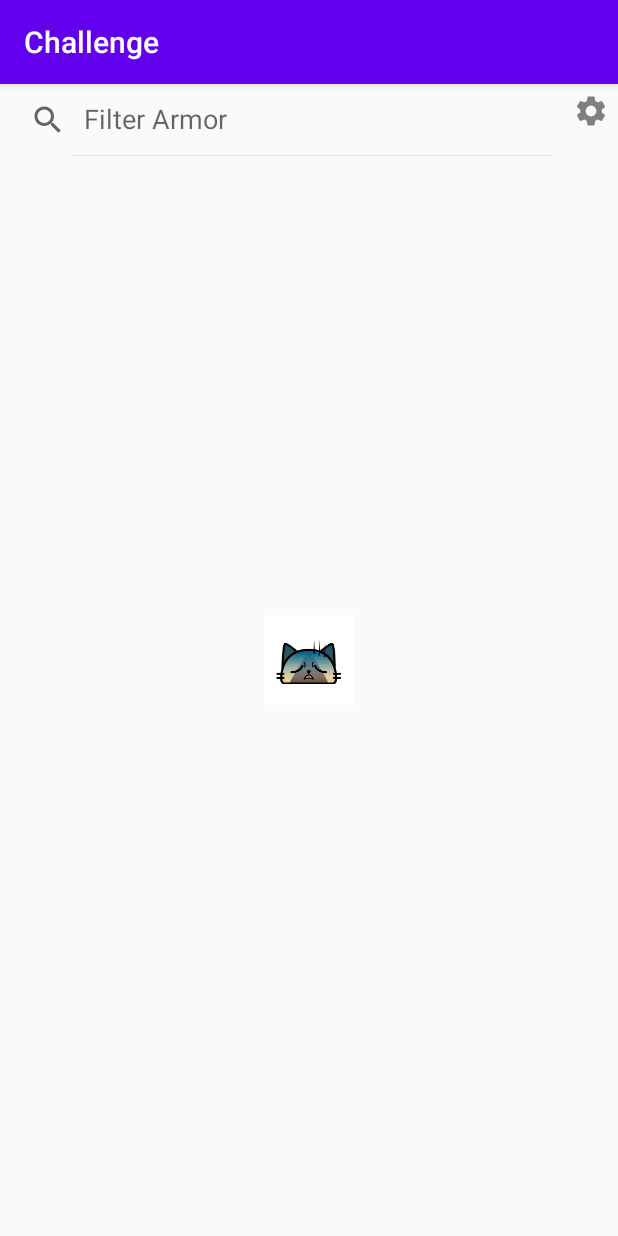
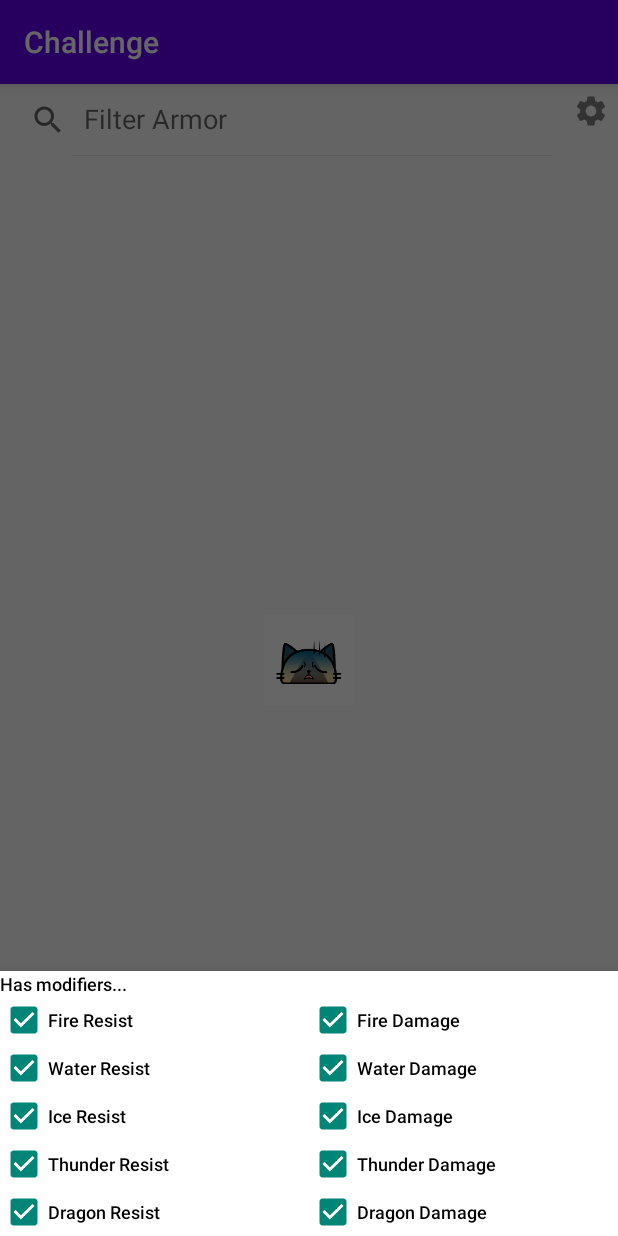
Before and after one commit to rhinocerbus/challenge_3, an Android app: the screen it shows after launch (MainActivity), after a tap on an icon or button, on a phone screen of 412 x 824 dp. Run offline under Robolectric (Android 15) with nearby library versions, the phone set to English and light mode, and no system bars; network calls fail; pictures from the network do not load.

Commit message:
add abstract bottomsheet templates & start of armor details, filter sheets

```diff
--- a/challenge/app/build.gradle
+++ b/challenge/app/build.gradle
@@ -40,4 +40,5 @@ dependencies {
     implementation "androidx.recyclerview:recyclerview:1.1.0"
     implementation 'com.github.bumptech.glide:glide:4.11.0'
     annotationProcessor 'com.github.bumptech.glide:compiler:4.11.0'
+    implementation 'com.google.android.material:material:1.3.0-alpha02'
 }
--- a/challenge/app/src/main/java/com/example/challenge/view/MainActivity.kt
+++ b/challenge/app/src/main/java/com/example/challenge/view/MainActivity.kt
@@ -11,7 +11,9 @@ import androidx.recyclerview.widget.RecyclerView
 import com.bumptech.glide.Glide
 import com.example.challenge.R
 import com.example.challenge.model.ArmorPiece
+import com.example.challenge.view.armor_list.ArmorDetailsBottomSheet
 import com.example.challenge.view.armor_list.ArmorListAdapter
+import com.example.challenge.view.armor_list.FilterOptionsDialogSheet
 import com.example.challenge.viewmodel.ArmorListViewModel
 import kotlinx.android.synthetic.main.activity_main.*
 import kotlinx.serialization.ImplicitReflectionSerializer
@@ -34,7 +36,7 @@ class MainActivity : AppCompatActivity() {
         recycler.adapter = adapter
         adapter.updateViewType(ArmorListAdapter.Companion.DISPLAYTYPE.ROWS, recycler)
         adapter.selectionUpdate.observe(this, Observer {
-            showItemDetails()
+            ArmorDetailsBottomSheet.show(this.supportFragmentManager, viewModel, it)
         })
 
         Glide.with(this).asGif().load(R.raw.cat).into(loading_state);
@@ -51,7 +53,7 @@ class MainActivity : AppCompatActivity() {
         })
 
         filter_options.setOnClickListener {
-
+            FilterOptionsDialogSheet.show(this.supportFragmentManager, viewModel)
         }
     }
 
@@ -78,8 +80,4 @@ class MainActivity : AppCompatActivity() {
             loading_state.visibility = View.GONE
         }
     }
-
-    fun showItemDetails() {
-
-    }
 }
--- /dev/null
+++ b/challenge/app/src/main/java/com/example/challenge/view/abstracts/BottomSheetWrapHeight.kt
@@ -0,0 +1,48 @@
+package com.example.challenge.view.abstracts
+
+import android.os.Bundle
+import android.view.View
+import android.view.ViewTreeObserver
+import androidx.core.content.res.ResourcesCompat
+import androidx.fragment.app.FragmentManager
+import com.example.challenge.R
+import com.example.challenge.viewmodel.ArmorListViewModel
+import com.google.android.material.bottomsheet.BottomSheetBehavior
+import com.google.android.material.bottomsheet.BottomSheetDialog
+import com.google.android.material.bottomsheet.BottomSheetDialogFragment
+
+abstract class BottomSheetWrapHeight : BottomSheetDialogFragment() {
+
+    private lateinit var mBottomSheetBehavior: BottomSheetBehavior<*>
+    private val mBottomSheetBehaviorCallback = object : BottomSheetBehavior.BottomSheetCallback() {
+
+        override fun onStateChanged(bottomSheet: View, newState: Int) {
+            if (newState == BottomSheetBehavior.STATE_HIDDEN) {
+                dismissAllowingStateLoss()
+            }
+        }
+
+        override fun onSlide(bottomSheet: View, slideOffset: Float) {}
+    }
+
+    override fun onViewCreated(view: View, savedInstanceState: Bundle?) {
+        super.onViewCreated(view, savedInstanceState)
+        view.viewTreeObserver.addOnGlobalLayoutListener(object : ViewTreeObserver.OnGlobalLayoutListener {
+            override fun onGlobalLayout() {
+                view.viewTreeObserver.removeOnGlobalLayoutListener(this)
+
+                val dialog = dialog as BottomSheetDialog
+                val bottomSheet = dialog.findViewById<View>(com.google.android.material.R.id.design_bottom_sheet)
+                ResourcesCompat.getColor(view.context.resources, R.color.transparent, null)
+                mBottomSheetBehavior = BottomSheetBehavior.from(bottomSheet!!)
+                mBottomSheetBehavior.setBottomSheetCallback(mBottomSheetBehaviorCallback)
+                //scale with content size changes
+                mBottomSheetBehavior.isFitToContents = true
+                //dont want collapse state
+                mBottomSheetBehavior.skipCollapsed = true
+                mBottomSheetBehavior.peekHeight = 0
+                mBottomSheetBehavior.state = BottomSheetBehavior.STATE_EXPANDED
+            }
+        })
+    }
+}
--- /dev/null
+++ b/challenge/app/src/main/java/com/example/challenge/view/armor_list/FilterOptionsDialogSheet.kt
@@ -0,0 +1,35 @@
+package com.example.challenge.view.armor_list
+
+import android.os.Bundle
+import android.view.LayoutInflater
+import android.view.View
+import android.view.ViewGroup
+import androidx.fragment.app.FragmentManager
+import com.example.challenge.R
+import com.example.challenge.view.abstracts.BottomSheetWrapHeight
+import com.example.challenge.viewmodel.ArmorListViewModel
+import kotlinx.serialization.ImplicitReflectionSerializer
+
+class FilterOptionsDialogSheet @ImplicitReflectionSerializer constructor(private val armorViewModel: ArmorListViewModel) : BottomSheetWrapHeight() {
+
+    @ImplicitReflectionSerializer
+    companion object {
+        private const val TAG = "donate"
+
+        fun show(fragmentManager: FragmentManager, armorListViewModel: ArmorListViewModel, themeColor: Int = -1): FilterOptionsDialogSheet {
+            val fragment = FilterOptionsDialogSheet(armorListViewModel)
+            fragment.show(fragmentManager, TAG)
+            return fragment
+        }
+
+    }
+    override fun onCreateView(
+        inflater: LayoutInflater,
+        container: ViewGroup?,
+        savedInstanceState: Bundle?
+    ): View? {
+        val view = inflater.inflate(R.layout.sheet_filter_options, null)
+
+        return view
+    }
+}
--- /dev/null
+++ b/challenge/app/src/main/res/layout/sheet_filter_options.xml
@@ -0,0 +1,115 @@
+<?xml version="1.0" encoding="utf-8"?>
+<LinearLayout xmlns:android="http://schemas.android.com/apk/res/android"
+    xmlns:app="http://schemas.android.com/apk/res-auto"
+    android:layout_width="match_parent"
+    android:layout_height="wrap_content"
+    android:orientation="vertical">
+
+    <TextView
+        style="@style/ItemSubText"
+        android:layout_width="wrap_content"
+        android:layout_height="wrap_content"
+        android:text="Has modifiers..." />
+
+    <LinearLayout
+        android:layout_width="match_parent"
+        android:layout_height="wrap_content"
+        android:orientation="horizontal"
+        android:weightSum="2">
+
+        <LinearLayout
+            android:layout_width="0dp"
+            android:layout_height="wrap_content"
+            android:layout_weight="1"
+            android:orientation="vertical">
+
+            <CheckBox
+                android:id="@+id/res_fire"
+                style="@style/ItemSubText"
+                android:layout_width="match_parent"
+                android:layout_height="wrap_content"
+                android:checked="true"
+                android:text="Fire Resist" />
+
+            <CheckBox
+                android:id="@+id/res_water"
+                style="@style/ItemSubText"
+                android:layout_width="match_parent"
+                android:layout_height="wrap_content"
+                android:checked="true"
+                android:text="Water Resist" />
+
+            <CheckBox
+                android:id="@+id/res_ice"
+                style="@style/ItemSubText"
+                android:layout_width="match_parent"
+                android:layout_height="wrap_content"
+                android:checked="true"
+                android:text="Ice Resist" />
+
+            <CheckBox
+                android:id="@+id/res_thunder"
+                style="@style/ItemSubText"
+                android:layout_width="match_parent"
+                android:layout_height="wrap_content"
+                android:checked="true"
+                android:text="Thunder Resist" />
+
+            <CheckBox
+                android:id="@+id/res_dragon"
+                style="@style/ItemSubText"
+                android:layout_width="match_parent"
+                android:layout_height="wrap_content"
+                android:checked="true"
+                android:text="Dragon Resist" />
+        </LinearLayout>
+
+        <LinearLayout
+            android:layout_width="0dp"
+            android:layout_height="wrap_content"
+            android:layout_weight="1"
+            android:orientation="vertical">
+
+            <CheckBox
+                android:id="@+id/dmg_fire"
+                style="@style/ItemSubText"
+                android:layout_width="match_parent"
+                android:layout_height="wrap_content"
+                android:checked="true"
+                android:text="Fire Damage" />
+
+            <CheckBox
+                android:id="@+id/dmg_water"
+                style="@style/ItemSubText"
+                android:layout_width="match_parent"
+                android:layout_height="wrap_content"
+                android:checked="true"
+                android:text="Water Damage" />
+
+            <CheckBox
+                android:id="@+id/dmg_ice"
+                style="@style/ItemSubText"
+                android:layout_width="match_parent"
+                android:layout_height="wrap_content"
+                android:checked="true"
+                android:text="Ice Damage" />
+
+            <CheckBox
+                android:id="@+id/dmg_thunder"
+                style="@style/ItemSubText"
+                android:layout_width="match_parent"
+                android:layout_height="wrap_content"
+                android:checked="true"
+                android:text="Thunder Damage" />
+
+            <CheckBox
+                android:id="@+id/dmg_dragon"
+                style="@style/ItemSubText"
+                android:layout_width="match_parent"
+                android:layout_height="wrap_content"
+                android:checked="true"
+                android:text="Dragon Damage" />
+        </LinearLayout>
+    </LinearLayout>
+
+</LinearLayout>
--- a/challenge/app/src/main/res/values/colors.xml
+++ b/challenge/app/src/main/res/values/colors.xml
@@ -3,4 +3,6 @@
     <color name="colorPrimary">#6200EE</color>
     <color name="colorPrimaryDark">#3700B3</color>
     <color name="colorAccent">#03DAC5</color>
+
+    <color name="transparent">#FFFFFF00</color>
 </resources>
```
Also changed, not shown: challenge/app/src/main/java/com/example/challenge/view/ViewUtil.kt (added, +12 -0 lines), challenge/app/src/main/java/com/example/challenge/view/abstracts/BottomSheetFixedHeight.kt (added, +46 -0 lines), challenge/app/src/main/java/com/example/challenge/view/armor_list/ArmorDetailsBottomSheet.kt (added, +39 -0 lines), challenge/app/src/main/res/layout/sheet_armor_details.xml (added, +32 -0 lines).
